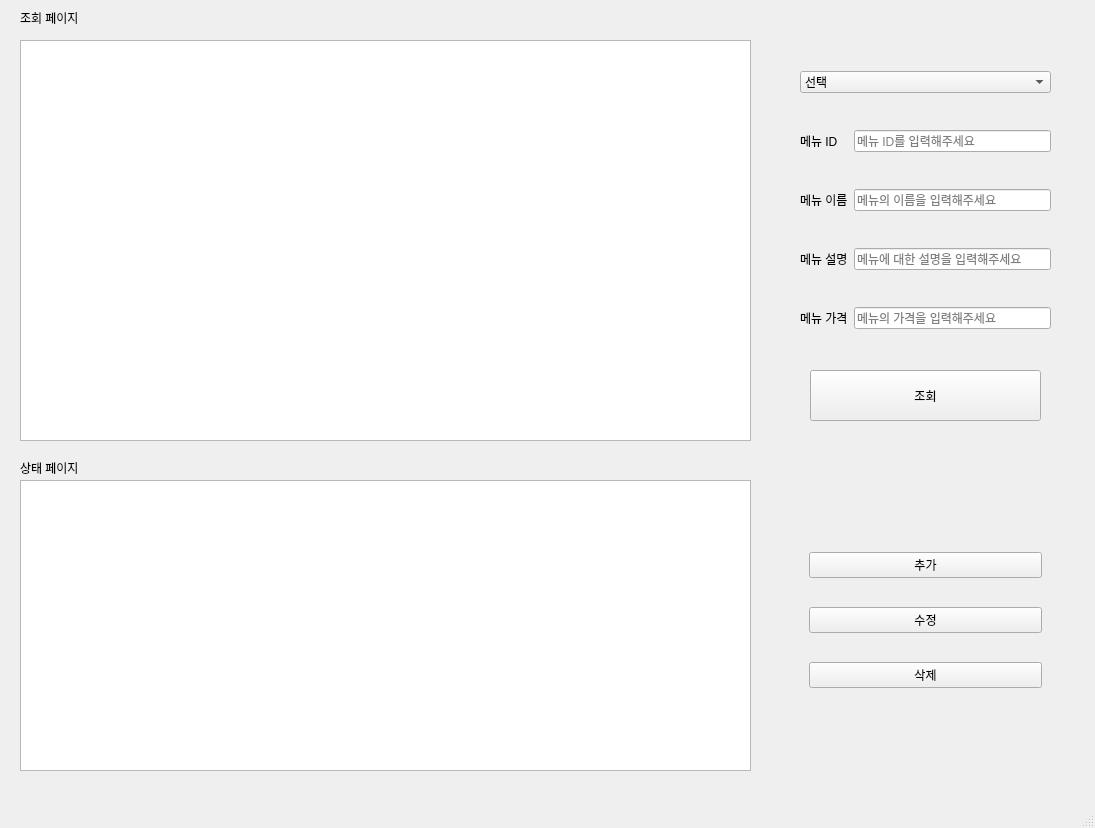
Above: ui/manager.ui from BSEom/miniP_kiosk before the change. Below: the same form after it.
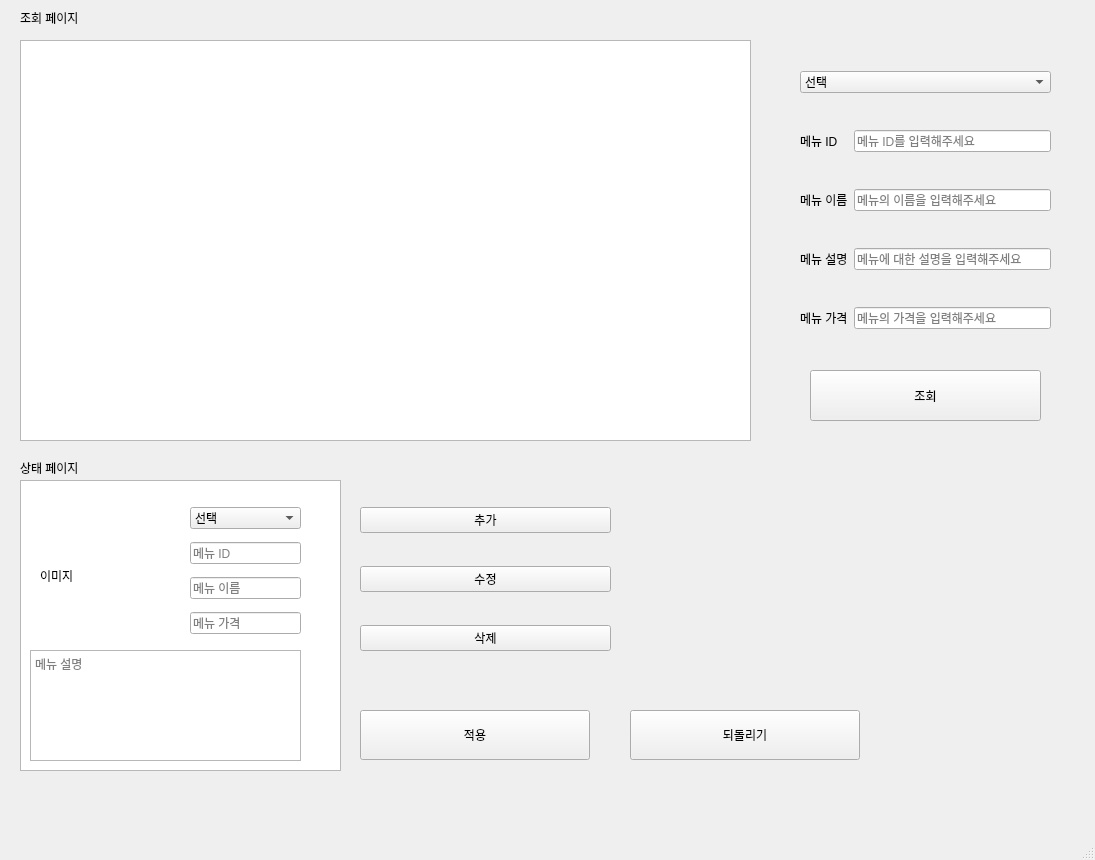
That is the form after the change.

Commit message: 0328 manager 수정

```diff
--- a/ui/manager.ui
+++ b/ui/manager.ui
@@ -7,18 +7,18 @@
     <x>0</x>
     <y>0</y>
     <width>1095</width>
-    <height>828</height>
+    <height>860</height>
    </rect>
   </property>
   <property name="windowTitle">
    <string>MainWindow</string>
   </property>
   <widget class="QWidget" name="centralwidget">
-   <widget class="QLabel" name="label">
+   <widget class="QWidget" name="verticalLayoutWidget_2">
     <property name="geometry">
      <rect>
-      <x>800</x>
-      <y>520</y>
+      <x>360</x>
+      <y>480</y>
       <width>251</width>
       <height>201</height>
      </rect>
@@ -58,7 +58,7 @@
     </property>
     <layout class="QVBoxLayout" name="verticalLayout">
      <item>
-      <widget class="QComboBox" name="category_combobox">
+      <widget class="QComboBox" name="check_category_combobox">
        <item>
         <property name="text">
          <string>선택</string>
@@ -241,22 +241,139 @@
      <rect>
       <x>20</x>
       <y>480</y>
-      <width>731</width>
+      <width>321</width>
       <height>291</height>
      </rect>
     </property>
    </widget>
-   <widget class="QStackedWidget" name="stackedWidget">
+   <widget class="QPushButton" name="mbtn_apply">
     <property name="geometry">
      <rect>
-      <x>90</x>
+      <x>360</x>
+      <y>710</y>
+      <width>230</width>
+      <height>50</height>
+     </rect>
+    </property>
+    <property name="text">
+     <string>적용</string>
+    </property>
+   </widget>
+   <widget class="QPushButton" name="mbtn_back">
+    <property name="geometry">
+     <rect>
+      <x>630</x>
+      <y>710</y>
+      <width>230</width>
+      <height>50</height>
+     </rect>
+    </property>
+    <property name="text">
+     <string>되돌리기</string>
+    </property>
+   </widget>
+   <widget class="QWidget" name="verticalLayoutWidget_3">
+    <property name="geometry">
+     <rect>
+      <x>190</x>
       <y>500</y>
-      <width>120</width>
-      <height>80</height>
+      <width>111</width>
+      <height>141</height>
      </rect>
     </property>
-    <widget class="QWidget" name="page_3"/>
-    <widget class="QWidget" name="page_4"/>
+    <layout class="QVBoxLayout" name="verticalLayout_2">
+     <item>
+      <widget class="QComboBox" name="category_combobox">
+       <item>
+        <property name="text">
+         <string>선택</string>
+        </property>
+       </item>
+       <item>
+        <property name="text">
+         <string>인기 메뉴</string>
+        </property>
+       </item>
+       <item>
+        <property name="text">
+         <string>시즌 메뉴</string>
+        </property>
+       </item>
+       <item>
+        <property name="text">
+         <string>커피</string>
+        </property>
+       </item>
+       <item>
+        <property name="text">
+         <string>음료</string>
+        </property>
+       </item>
+       <item>
+        <property name="text">
+         <string>차</string>
+        </property>
+       </item>
+       <item>
+        <property name="text">
+         <string>플렛치노</string>
+        </property>
+       </item>
+       <item>
+        <property name="text">
+         <string>쉐이크&amp;에이드</string>
+        </property>
+       </item>
+      </widget>
+     </item>
+     <item>
+      <widget class="QLineEdit" name="menu_id_input">
+       <property name="placeholderText">
+        <string>메뉴 ID</string>
+       </property>
+      </widget>
+     </item>
+     <item>
+      <widget class="QLineEdit" name="menu_name_input">
+       <property name="placeholderText">
+        <string>메뉴 이름</string>
+       </property>
+      </widget>
+     </item>
+     <item>
+      <widget class="QLineEdit" name="menu_price_input">
+       <property name="placeholderText">
+        <string>메뉴 가격</string>
+       </property>
+      </widget>
+     </item>
+    </layout>
+   </widget>
+   <widget class="QLabel" name="menu_image_input">
+    <property name="geometry">
+     <rect>
+      <x>40</x>
+      <y>510</y>
+      <width>131</width>
+      <height>131</height>
+     </rect>
+    </property>
+    <property name="text">
+     <string>이미지</string>
+    </property>
+   </widget>
+   <widget class="QTextEdit" name="menu_info_input">
+    <property name="geometry">
+     <rect>
+      <x>30</x>
+      <y>650</y>
+      <width>271</width>
+      <height>111</height>
+     </rect>
+    </property>
+    <property name="placeholderText">
+     <string>메뉴 설명</string>
+    </property>
    </widget>
   </widget>
   <widget class="QMenuBar" name="menubar">
```
Left out of the diff: 8 changed lines with no effect on the pictures. The commit also changes 1 other file.
